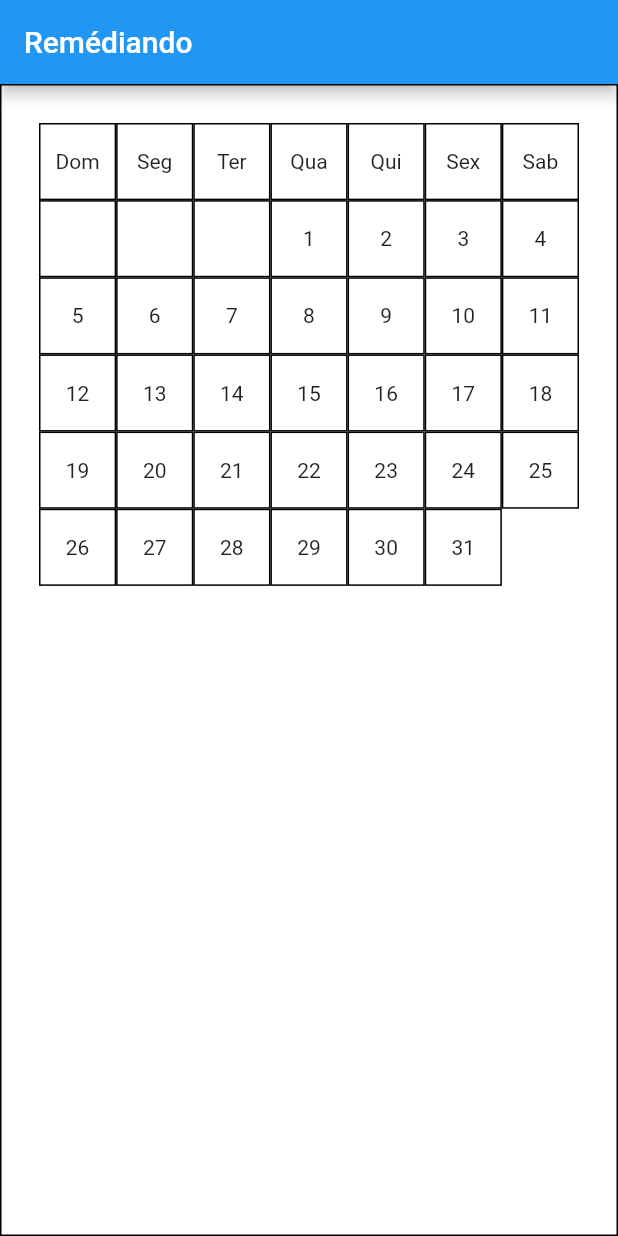
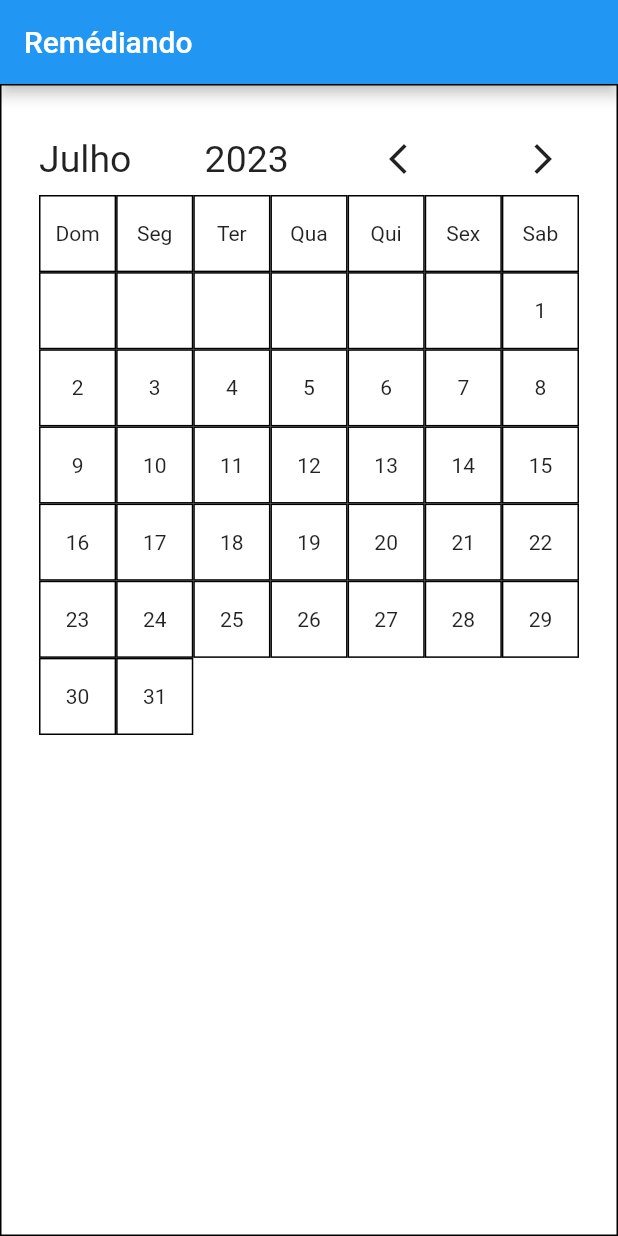
Before and after one commit to Patrickalvares/app_medicine_scheduler, a Flutter app: the screen it shows after launch, on a phone screen of 412 x 824 dp. Run offline on Flutter 3.47's test engine with Material 2 defaults, Android fonts, the phone set to English and light mode, and no system bars; our stand-ins replace table_calendar.

Commit message:
Improved calendar month and year

```diff
--- a/lib/components/calendar.dart
+++ b/lib/components/calendar.dart
@@ -1,6 +1,4 @@
 import 'package:flutter/material.dart';
-import 'package:flutter/src/widgets/container.dart';
-import 'package:flutter/src/widgets/framework.dart';
 
 class MounthCalendar extends StatefulWidget {
   const MounthCalendar({super.key});
@@ -9,33 +7,36 @@ class MounthCalendar extends StatefulWidget {
   State<MounthCalendar> createState() => _MounthCalendarState();
 }
 
+DateTime dateTime = DateTime.utc(2023, 07, 01);
+
 class _MounthCalendarState extends State<MounthCalendar> {
   @override
   Widget build(BuildContext context) {
-    int count = 1;
-    DateTime dateTime = DateTime.utc(2023, 03, 01);
+    String targetMonthName = "";
+    int targetMonthNumber = dateTime.month;
+
     List<Widget> days = [
       Container(
           decoration: BoxDecoration(border: Border.all(color: Colors.black)),
-          child: Center(child: Text("Dom"))),
+          child: const Center(child: Text("Dom"))),
       Container(
           decoration: BoxDecoration(border: Border.all(color: Colors.black)),
-          child: Center(child: Text("Seg"))),
+          child: const Center(child: Text("Seg"))),
       Container(
           decoration: BoxDecoration(border: Border.all(color: Colors.black)),
-          child: Center(child: Text("Ter"))),
+          child: const Center(child: Text("Ter"))),
       Container(
           decoration: BoxDecoration(border: Border.all(color: Colors.black)),
-          child: Center(child: Text("Qua"))),
+          child: const Center(child: Text("Qua"))),
       Container(
           decoration: BoxDecoration(border: Border.all(color: Colors.black)),
-          child: Center(child: Text("Qui"))),
+          child: const Center(child: Text("Qui"))),
       Container(
           decoration: BoxDecoration(border: Border.all(color: Colors.black)),
-          child: Center(child: Text("Sex"))),
+          child: const Center(child: Text("Sex"))),
       Container(
           decoration: BoxDecoration(border: Border.all(color: Colors.black)),
-          child: Center(child: Text("Sab"))),
+          child: const Center(child: Text("Sab"))),
     ];
 
     switch (dateTime.weekday) {
@@ -45,7 +46,8 @@ class _MounthCalendarState extends State<MounthCalendar> {
             days.add(Container(
                 decoration:
                     BoxDecoration(border: Border.all(color: Colors.black)),
-                child: Center(child: Text('${dateTime.day + i}'))));
+                child: Center(
+                    child: Text('${dateTime.add(Duration(days: i)).day}'))));
           }
         }
         break;
@@ -58,7 +60,8 @@ class _MounthCalendarState extends State<MounthCalendar> {
           days.add(Container(
               decoration:
                   BoxDecoration(border: Border.all(color: Colors.black)),
-              child: Center(child: Text('${dateTime.day + i}'))));
+              child: Center(
+                  child: Text('${dateTime.add(Duration(days: i)).day}'))));
         }
         break;
       case 2:
@@ -72,7 +75,8 @@ class _MounthCalendarState extends State<MounthCalendar> {
           days.add(Container(
               decoration:
                   BoxDecoration(border: Border.all(color: Colors.black)),
-              child: Center(child: Text('${dateTime.day + i}'))));
+              child: Center(
+                  child: Text('${dateTime.add(Duration(days: i)).day}'))));
         }
         break;
       case 3:
@@ -89,7 +93,8 @@ class _MounthCalendarState extends State<MounthCalendar> {
           days.add(Container(
               decoration:
                   BoxDecoration(border: Border.all(color: Colors.black)),
-              child: Center(child: Text('${dateTime.day + i}'))));
+              child: Center(
+                  child: Text('${dateTime.add(Duration(days: i)).day}'))));
         }
         break;
       case 4:
@@ -109,7 +114,8 @@ class _MounthCalendarState extends State<MounthCalendar> {
           days.add(Container(
               decoration:
                   BoxDecoration(border: Border.all(color: Colors.black)),
-              child: Center(child: Text('${dateTime.day + i}'))));
+              child: Center(
+                  child: Text('${dateTime.add(Duration(days: i)).day}'))));
         }
         break;
       case 5:
@@ -132,7 +138,8 @@ class _MounthCalendarState extends State<MounthCalendar> {
           days.add(Container(
               decoration:
                   BoxDecoration(border: Border.all(color: Colors.black)),
-              child: Center(child: Text('${dateTime.day + i}'))));
+              child: Center(
+                  child: Text('${dateTime.add(Duration(days: i)).day}'))));
         }
         break;
       case 6:
@@ -158,18 +165,113 @@ class _MounthCalendarState extends State<MounthCalendar> {
           days.add(Container(
               decoration:
                   BoxDecoration(border: Border.all(color: Colors.black)),
-              child: Center(child: Text('${dateTime.day + i}'))));
+              child: Center(
+                  child: Text('${dateTime.add(Duration(days: i)).day}'))));
         }
         break;
     }
 
+    switch (dateTime.month) {
+      case 1:
+        targetMonthName = 'Janeiro';
+        break;
+    }
+    switch (dateTime.month) {
+      case 2:
+        targetMonthName = 'Fevereiro';
+        break;
+    }
+    switch (dateTime.month) {
+      case 3:
+        targetMonthName = 'Março';
+        break;
+    }
+    switch (dateTime.month) {
+      case 4:
+        targetMonthName = 'Abril';
+        break;
+    }
+    switch (dateTime.month) {
+      case 5:
+        targetMonthName = 'Maio';
+        break;
+    }
+    switch (dateTime.month) {
+      case 6:
+        targetMonthName = 'Junho';
+        break;
+    }
+    switch (dateTime.month) {
+      case 7:
+        targetMonthName = 'Julho';
+        break;
+    }
+    switch (dateTime.month) {
+      case 8:
+        targetMonthName = 'Agosto';
+        break;
+    }
+    switch (dateTime.month) {
+      case 9:
+        targetMonthName = 'Setembro';
+        break;
+    }
+    switch (dateTime.month) {
+      case 10:
+        targetMonthName = 'Outubro';
+        break;
+    }
+    switch (dateTime.month) {
+      case 11:
+        targetMonthName = 'Novembro';
+        break;
+    }
+    switch (dateTime.month) {
+      case 12:
+        targetMonthName = 'Dezembro';
+        break;
+    }
+
     return Container(
-      padding: EdgeInsets.all(25),
+      padding: const EdgeInsets.all(25),
       decoration: BoxDecoration(border: Border.all(color: Colors.black)),
-      child: GridView.count(
-        primary: false,
-        crossAxisCount: 7,
-        children: days,
+      child: Column(
+        children: [
+          Row(
+            mainAxisAlignment: MainAxisAlignment.spaceBetween,
+            children: [
+              Text(
+                targetMonthName,
+                style: const TextStyle(fontSize: 25),
+              ),
+              Text(
+                '${dateTime.year}',
+                style: const TextStyle(fontSize: 25),
+              ),
+              IconButton(
+                  onPressed: () {
+                    dateTime = DateTime.utc(
+                        dateTime.year, dateTime.month - 1, dateTime.day);
+                    setState(() {});
+                  },
+                  icon: const Icon(Icons.arrow_back_ios_new_sharp)),
+              IconButton(
+                  onPressed: () {
+                    dateTime = DateTime.utc(
+                        dateTime.year, dateTime.month + 1, dateTime.day);
+                    setState(() {});
+                  },
+                  icon: const Icon(Icons.arrow_forward_ios_sharp)),
+            ],
+          ),
+          Flexible(
+            child: GridView.count(
+              primary: false,
+              crossAxisCount: 7,
+              children: days,
+            ),
+          ),
+        ],
       ),
     );
   }
--- a/lib/main.dart
+++ b/lib/main.dart
@@ -3,7 +3,7 @@ import 'package:flutter/material.dart';
 import 'package:intl/date_symbol_data_local.dart';
 
 void main() {
-  initializeDateFormatting('pt_BR').then((_) => runApp(MyApp()));
+  initializeDateFormatting('pt_BR').then((_) => runApp(const MyApp()));
 }
 
 class MyApp extends StatelessWidget {
--- a/lib/pages/home_page.dart
+++ b/lib/pages/home_page.dart
@@ -18,9 +18,9 @@ class _HomePageState extends State<HomePage> {
     return Scaffold(
       backgroundColor: Colors.white,
       appBar: AppBar(
-        title: Text('Remédiando'),
+        title: const Text('Remédiando'),
       ),
-      body: MounthCalendar(),
+      body: const MounthCalendar(),
     );
   }
 }
```
